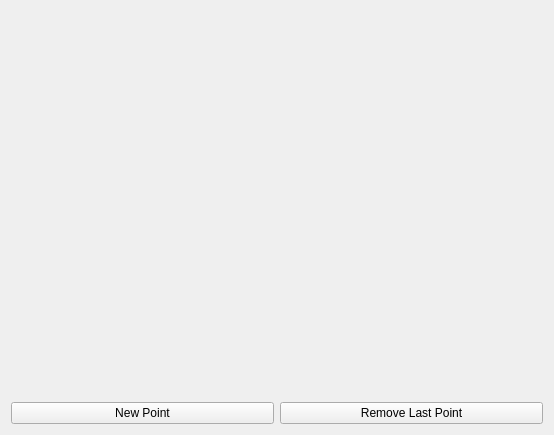
Qt form A10_Shared_Memory/A10_Main_Window.ui (fscopulovic-tgm/SEW-16-17) before a commit.
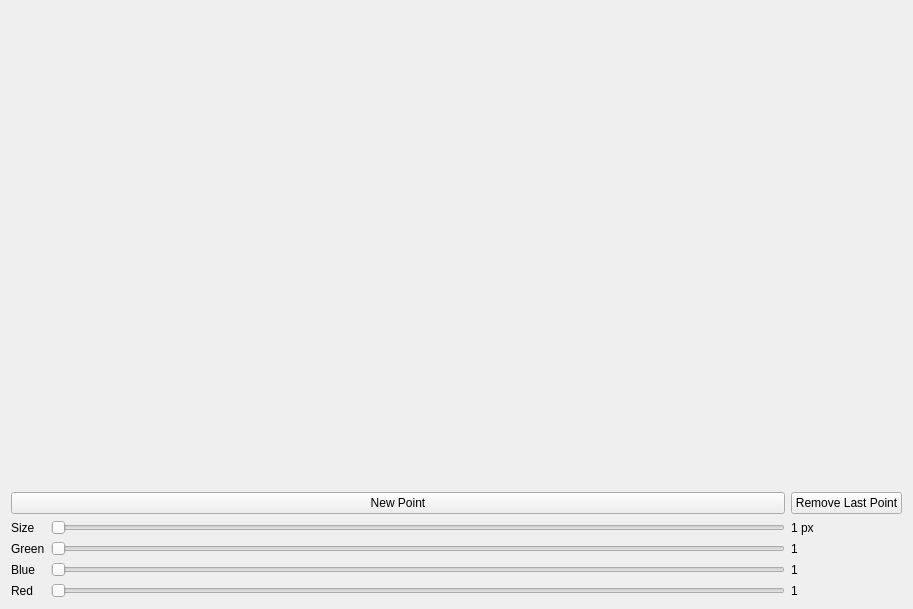
The same form after that commit.

Commit message: Main window changed

Patch:
```diff
--- a/A10_Shared_Memory/A10_Main_Window.ui
+++ b/A10_Shared_Memory/A10_Main_Window.ui
@@ -6,30 +6,114 @@
    <rect>
     <x>0</x>
     <y>0</y>
-    <width>554</width>
-    <height>435</height>
+    <width>913</width>
+    <height>609</height>
    </rect>
   </property>
   <property name="windowTitle">
    <string>My Floating Points</string>
   </property>
   <layout class="QGridLayout" name="gridLayout">
-   <item row="1" column="0">
+   <item row="6" column="0">
+    <widget class="QLabel" name="label_4">
+     <property name="text">
+      <string>Red</string>
+     </property>
+    </widget>
+   </item>
+   <item row="6" column="2">
+    <widget class="QLabel" name="red_label">
+     <property name="text">
+      <string>1</string>
+     </property>
+    </widget>
+   </item>
+   <item row="0" column="0" colspan="3">
+    <widget class="QWidget" name="widget" native="true"/>
+   </item>
+   <item row="2" column="0">
+    <widget class="QLabel" name="label">
+     <property name="text">
+      <string>Size</string>
+     </property>
+    </widget>
+   </item>
+   <item row="4" column="1">
+    <widget class="QSlider" name="horizontalSlider_2">
+     <property name="orientation">
+      <enum>Qt::Horizontal</enum>
+     </property>
+    </widget>
+   </item>
+   <item row="5" column="1">
+    <widget class="QSlider" name="horizontalSlider_3">
+     <property name="orientation">
+      <enum>Qt::Horizontal</enum>
+     </property>
+    </widget>
+   </item>
+   <item row="6" column="1">
+    <widget class="QSlider" name="horizontalSlider_4">
+     <property name="orientation">
+      <enum>Qt::Horizontal</enum>
+     </property>
+    </widget>
+   </item>
+   <item row="1" column="0" colspan="2">
     <widget class="QPushButton" name="new_button">
      <property name="text">
       <string>New Point</string>
      </property>
     </widget>
    </item>
-   <item row="1" column="1">
+   <item row="5" column="0">
+    <widget class="QLabel" name="label_3">
+     <property name="text">
+      <string>Blue</string>
+     </property>
+    </widget>
+   </item>
+   <item row="2" column="2">
+    <widget class="QLabel" name="size_label">
+     <property name="text">
+      <string>1 px</string>
+     </property>
+    </widget>
+   </item>
+   <item row="1" column="2">
     <widget class="QPushButton" name="remove_button">
      <property name="text">
       <string>Remove Last Point</string>
      </property>
     </widget>
    </item>
-   <item row="0" column="0" colspan="2">
-    <widget class="QWidget" name="widget" native="true"/>
+   <item row="4" column="2">
+    <widget class="QLabel" name="green_label">
+     <property name="text">
+      <string>1</string>
+     </property>
+    </widget>
+   </item>
+   <item row="2" column="1">
+    <widget class="QSlider" name="horizontalSlider">
+     <property name="orientation">
+      <enum>Qt::Horizontal</enum>
+     </property>
+    </widget>
+   </item>
+   <item row="5" column="2">
+    <widget class="QLabel" name="blue_label">
+     <property name="text">
+      <string>1</string>
+     </property>
+    </widget>
+   </item>
+   <item row="4" column="0">
+    <widget class="QLabel" name="label_2">
+     <property name="text">
+      <string>Green</string>
+     </property>
+    </widget>
    </item>
   </layout>
  </widget>
```
The commit also changes 4 other files.
